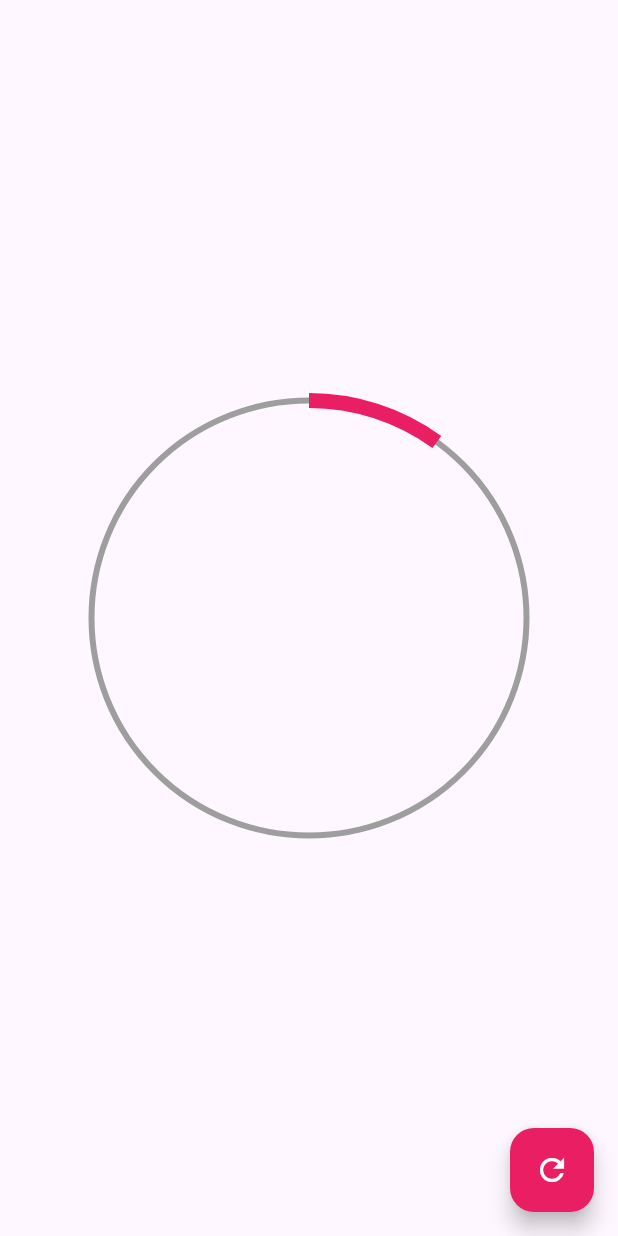
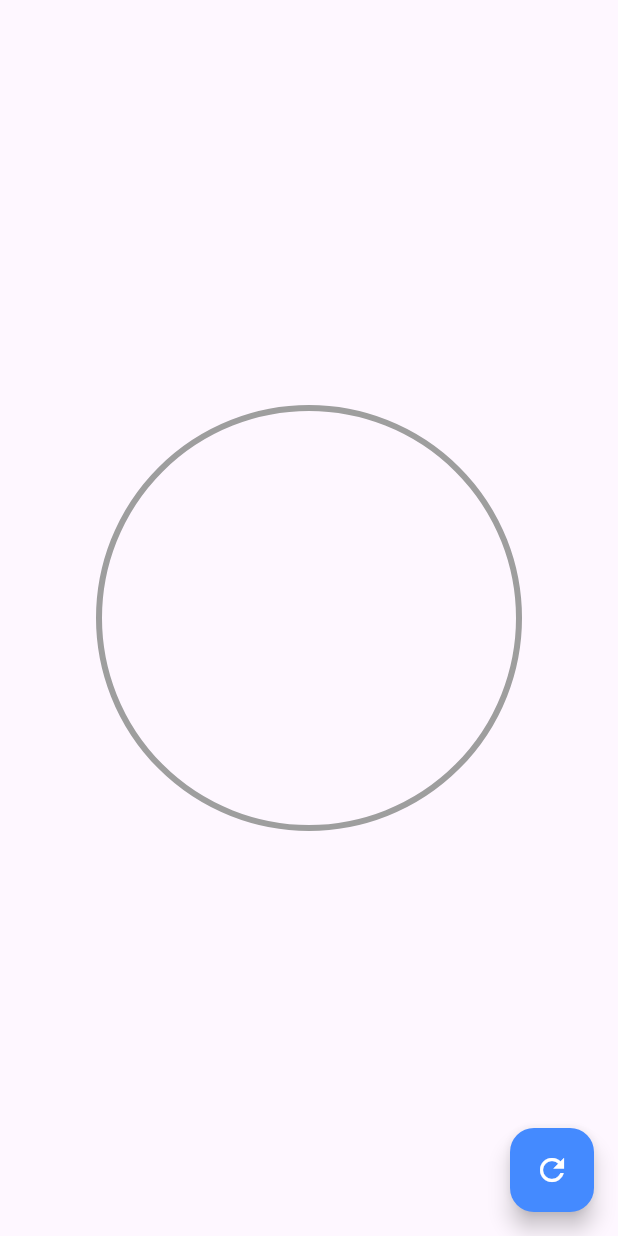
Before and after one commit to Neno2113/custom_painter, a Flutter app: the screen it shows after launch, on a phone screen of 412 x 824 dp. Run offline on Flutter 3.47's test engine with Material 3 defaults, Android fonts, the phone set to English and light mode, and no system bars.

Commit message:
Refactor CircularProgressScreen to CircularGraphicsScreen and implement new radial progress widget

```diff
--- a/lib/main.dart
+++ b/lib/main.dart
@@ -1,5 +1,6 @@
 // import 'package:custom_painter/presentation/challenges/animated_square_screen.dart';
-import 'package:custom_painter/presentation/screens/circular_progress_screen.dart';
+// import 'package:custom_painter/presentation/labs/circular_progress_screen.dart';
+import 'package:custom_painter/presentation/screens/circular_graphics_screen.dart';
 // import 'package:custom_painter/presentation/screens/animations_screen.dart';
 // import 'package:custom_painter/presentation/screens/header_screen.dart';
 import 'package:flutter/material.dart';
@@ -21,7 +22,7 @@ class MyApp extends StatelessWidget {
         colorScheme: ColorScheme.fromSeed(seedColor: Colors.deepPurple),
         useMaterial3: true,
       ),
-      home: const CircularProgressScreen(),
+      home: const CircularGraphcsScreen(),
     );
   }
 }
--- /dev/null
+++ b/lib/presentation/screens/circular_graphics_screen.dart
@@ -0,0 +1,42 @@
+
+
+import 'package:custom_painter/presentation/widgets/radial_progress.dart';
+import 'package:flutter/material.dart';
+
+class CircularGraphcsScreen extends StatefulWidget {
+  const CircularGraphcsScreen({super.key});
+
+  @override
+  State<CircularGraphcsScreen> createState() => _CircularGraphcsScreenState();
+}
+
+class _CircularGraphcsScreenState extends State<CircularGraphcsScreen> {
+
+  double porcentaje = 0.0;
+
+  @override
+  Widget build(BuildContext context) {
+    return Scaffold(
+      floatingActionButton: FloatingActionButton(
+        onPressed: (){
+          setState(() {
+            porcentaje += 10;
+            if(porcentaje > 100){
+              porcentaje = 0;
+            }
+          });
+        },
+        backgroundColor: Colors.blueAccent,
+        child: const Icon(Icons.refresh, color: Colors.white,),
+      ),
+      body: Center(
+        child: Container(
+          width: 300,
+          height: 300,
+          // color: Colors.red,
+          child: RadialProgress( porcentaje: porcentaje ),
+        ),
+      ),
+    );
+  }
+}
--- a/lib/presentation/screens/circular_progress_screen.dart
+++ b/lib/presentation/widgets/radial_progress.dart
@@ -1,29 +1,30 @@
-
-
 import 'dart:math';
-
 import 'package:flutter/material.dart';
 
-class CircularProgressScreen extends StatefulWidget {
-  const CircularProgressScreen({super.key});
+class RadialProgress extends StatefulWidget {
+
+  final porcentaje;
+
+  const RadialProgress({super.key, this.porcentaje});
 
   @override
-  State<CircularProgressScreen> createState() => _CircularProgressScreenState();
+  State<RadialProgress> createState() => _RadialProgressState();
 }
 
-class _CircularProgressScreenState extends State<CircularProgressScreen> with SingleTickerProviderStateMixin {
+class _RadialProgressState extends State<RadialProgress> with SingleTickerProviderStateMixin {
 
   late AnimationController controller;
-  double porcentaje = 10;
+  double previousPercentage = 0.0;
 
   @override
   void initState() {
-    controller = AnimationController(
-      vsync: this,
-      duration: const Duration( milliseconds: 800 ),
-    );
+
+    previousPercentage = widget.porcentaje;
+    controller = AnimationController(vsync: this, duration: const Duration(milliseconds: 200));
+
     super.initState();
   }
+
 
   @override
   void dispose() {
@@ -31,33 +32,30 @@ class _CircularProgressScreenState extends State<CircularProgressScreen> with Si
     super.dispose();
   }
 
+
   @override
   Widget build(BuildContext context) {
-    return Scaffold(
-      floatingActionButton:  FloatingActionButton(
-        onPressed: (){
-          porcentaje += 10;
-          if ( porcentaje > 100 ) {
-            porcentaje = 0;
-          }
-          setState(() {});
-        },
-        backgroundColor: Colors.pink,
-        child: const Icon(Icons.refresh, color: Colors.white),
 
-      ),
-      body: Center(
-        child: Container(
-          padding: const EdgeInsets.all(5),
-          width: 300,
-          height: 300,
-          // color: Colors.red,
+    controller.forward(from: 0.0);
+
+    final differenceToAnimate = widget.porcentaje - previousPercentage;
+    previousPercentage = widget.porcentaje;
+
+    return AnimatedBuilder(
+      animation: controller,
+      builder: (context, child) {
+
+        return Container(
+          padding: const EdgeInsets.all(10),
+          width: double.infinity,
+          height: double.infinity,
           child: CustomPaint(
-            painter: _MyRadialProgressPainter( porcentaje),
+            painter: _MyRadialProgressPainter( ( widget.porcentaje - differenceToAnimate ) + ( differenceToAnimate * controller.value) ),
           ),
-        ),
-      ),
+        );
+      },
     );
+
   }
 }
 
```
Also changed, not shown: lib/presentation/labs/circular_progress_screen.dart (added, +130 -0 lines).
